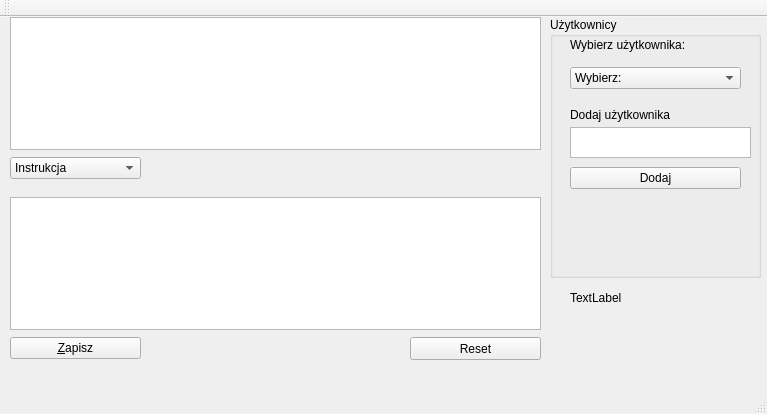
Above: mainwindow.ui from Nieminimalnofazowi/projektKlawiatura before the change. Below: the same form after it.
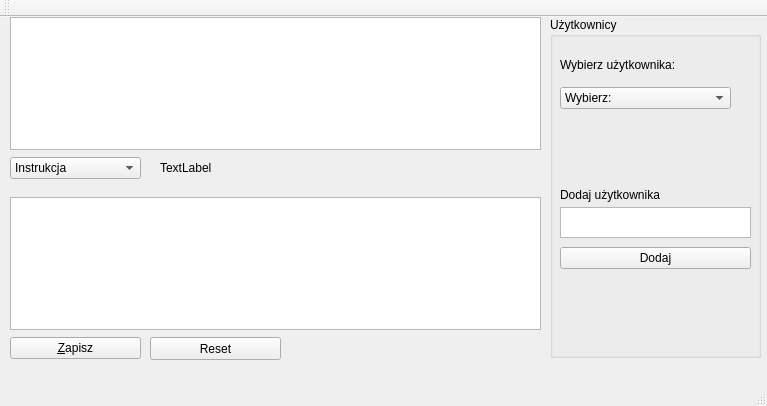
That is the form after the change.

Commit message:
Debugowanie vol. 1
Nie da sie zapisac bez wyboru usera.
Layout change, schludniej

```diff
--- a/mainwindow.ui
+++ b/mainwindow.ui
@@ -7,7 +7,7 @@
     <x>0</x>
     <y>0</y>
     <width>767</width>
-    <height>414</height>
+    <height>406</height>
    </rect>
   </property>
   <property name="font">
@@ -137,8 +137,8 @@
    <widget class="QLabel" name="mistakesCounter">
     <property name="geometry">
      <rect>
-      <x>570</x>
-      <y>270</y>
+      <x>160</x>
+      <y>140</y>
       <width>101</width>
       <height>21</height>
      </rect>
@@ -147,74 +147,10 @@
      <string>TextLabel</string>
     </property>
    </widget>
-   <widget class="QComboBox" name="UserListCombo">
-    <property name="geometry">
-     <rect>
-      <x>570</x>
-      <y>50</y>
-      <width>171</width>
-      <height>22</height>
-     </rect>
-    </property>
-    <item>
-     <property name="text">
-      <string>Wybierz:</string>
-     </property>
-    </item>
-   </widget>
-   <widget class="QLabel" name="label_2">
-    <property name="geometry">
-     <rect>
-      <x>570</x>
-      <y>90</y>
-      <width>161</width>
-      <height>16</height>
-     </rect>
-    </property>
-    <property name="text">
-     <string>Dodaj użytkownika</string>
-    </property>
-   </widget>
-   <widget class="QPushButton" name="pushButton">
-    <property name="geometry">
-     <rect>
-      <x>570</x>
-      <y>150</y>
-      <width>171</width>
-      <height>22</height>
-     </rect>
-    </property>
-    <property name="text">
-     <string>Dodaj</string>
-    </property>
-   </widget>
-   <widget class="QTextEdit" name="UserName">
-    <property name="geometry">
-     <rect>
-      <x>570</x>
-      <y>110</y>
-      <width>181</width>
-      <height>31</height>
-     </rect>
-    </property>
-   </widget>
-   <widget class="QLabel" name="activeUser">
-    <property name="geometry">
-     <rect>
-      <x>570</x>
-      <y>190</y>
-      <width>171</width>
-      <height>41</height>
-     </rect>
-    </property>
-    <property name="text">
-     <string/>
-    </property>
-   </widget>
    <widget class="QPushButton" name="resetButton">
     <property name="geometry">
      <rect>
-      <x>410</x>
+      <x>150</x>
       <y>320</y>
       <width>131</width>
       <height>23</height>
@@ -230,7 +166,7 @@
       <x>550</x>
       <y>0</y>
       <width>211</width>
-      <height>261</height>
+      <height>341</height>
      </rect>
     </property>
     <property name="title">
@@ -239,8 +175,8 @@
     <widget class="QLabel" name="label">
      <property name="geometry">
       <rect>
-       <x>20</x>
-       <y>20</y>
+       <x>10</x>
+       <y>40</y>
        <width>161</width>
        <height>16</height>
       </rect>
@@ -249,8 +185,70 @@
       <string>Wybierz użytkownika:</string>
      </property>
     </widget>
-    <zorder>activeUser</zorder>
-    <zorder>label</zorder>
+    <widget class="QPushButton" name="pushButton">
+     <property name="geometry">
+      <rect>
+       <x>10</x>
+       <y>230</y>
+       <width>191</width>
+       <height>22</height>
+      </rect>
+     </property>
+     <property name="text">
+      <string>Dodaj</string>
+     </property>
+    </widget>
+    <widget class="QTextEdit" name="UserName">
+     <property name="geometry">
+      <rect>
+       <x>10</x>
+       <y>190</y>
+       <width>191</width>
+       <height>31</height>
+      </rect>
+     </property>
+    </widget>
+    <widget class="QLabel" name="activeUser">
+     <property name="geometry">
+      <rect>
+       <x>10</x>
+       <y>270</y>
+       <width>171</width>
+       <height>41</height>
+      </rect>
+     </property>
+     <property name="text">
+      <string/>
+     </property>
+    </widget>
+    <widget class="QLabel" name="label_2">
+     <property name="geometry">
+      <rect>
+       <x>10</x>
+       <y>170</y>
+       <width>161</width>
+       <height>16</height>
+      </rect>
+     </property>
+     <property name="text">
+      <string>Dodaj użytkownika</string>
+     </property>
+    </widget>
+    <widget class="QComboBox" name="UserListCombo">
+     <property name="geometry">
+      <rect>
+       <x>10</x>
+       <y>70</y>
+       <width>171</width>
+       <height>22</height>
+      </rect>
+     </property>
+     <item>
+      <property name="text">
+       <string>Wybierz:</string>
+      </property>
+     </item>
+    </widget>
    </widget>
    <zorder>groupBox</zorder>
    <zorder>typedTextBox</zorder>
```
Left out of the diff: 5 changed lines with no effect on the pictures. The commit also changes 2 other files.
